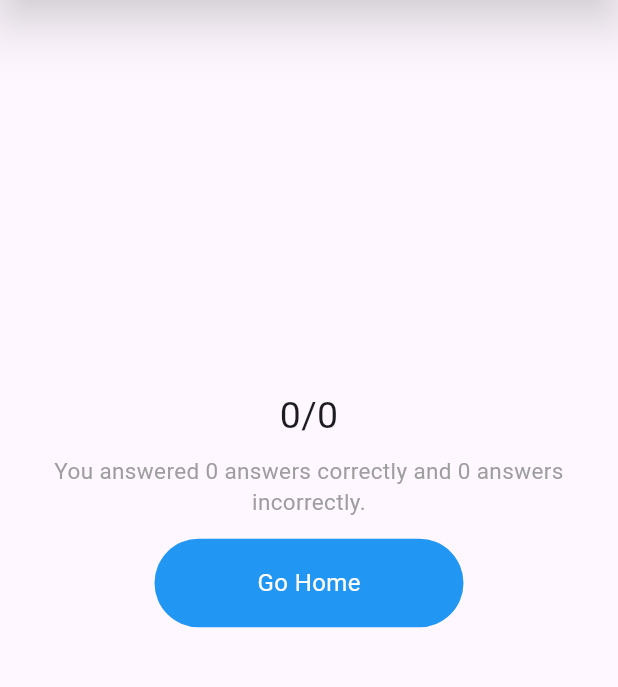
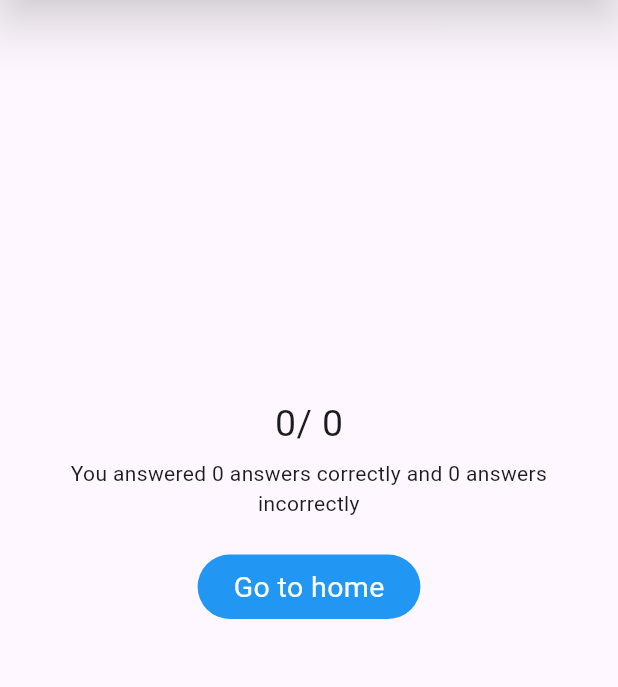
Before and after one commit to JnJuste/MobileProgrammingSprint, a Flutter app: the Results screen opened directly, on a phone screen of 412 x 824 dp, the part 110-797 px from its top. Run offline on Flutter 3.47's test engine with Material 3 defaults, Android fonts, the phone set to English and light mode, and no system bars; drawn by our look-alikes of overlay_support; our stand-ins replace cloud_firestore, contacts_service, firebase_auth, firebase_core, google_sign_in, image_picker and 5 more; accounts and stored records are empty.

```diff
--- a/lib/screens/admin/results.dart
+++ b/lib/screens/admin/results.dart
@@ -35,32 +35,39 @@ class _ResultsState extends State<Results> {
   Widget build(BuildContext context) {
     return Scaffold(
       body: Container(
-        height: MediaQuery.of(context).size.height,
         child: Center(
           child: Column(
-            mainAxisAlignment: MainAxisAlignment.center,
+            mainAxisSize: MainAxisSize.min,
             children: [
               Text(
-                "${widget.correct}/${widget.total}",
+                "${widget.correct}/ ${widget.total}",
                 style: const TextStyle(fontSize: 25),
               ),
-              const SizedBox(height: 8),
-              Text(
-                "You answered ${widget.correct} answers correctly"
-                " and ${widget.inCorrect} answers incorrectly.",
-                style: const TextStyle(fontSize: 15, color: Colors.grey),
-                textAlign: TextAlign.center,
+              const SizedBox(height: 5),
+              Container(
+                padding: const EdgeInsets.symmetric(horizontal: 24),
+                child: Text(
+                  "You answered ${widget.correct} answers correctly and ${widget.inCorrect} answers incorrectly",
+                  textAlign: TextAlign.center,
+                ),
               ),
-              const SizedBox(height: 14),
+              const SizedBox(height: 24),
               GestureDetector(
                 onTap: () {
                   Navigator.pop(context);
                 },
-                child: blueButton(
-                    context: context,
-                    label: "Go Home",
-                    buttonWidth: MediaQuery.of(context).size.width / 2),
-              ),
+                child: Container(
+                  padding:
+                      const EdgeInsets.symmetric(horizontal: 24, vertical: 8),
+                  decoration: BoxDecoration(
+                      color: Colors.blue,
+                      borderRadius: BorderRadius.circular(30)),
+                  child: const Text(
+                    "Go to home",
+                    style: TextStyle(color: Colors.white, fontSize: 19),
+                  ),
+                ),
+              )
             ],
           ),
         ),
```
Also changed, not shown: lib/screens/admin/play_quiz.dart (+6 -8 lines), lib/views/quiz_play_widget.dart (+27 -22 lines).
